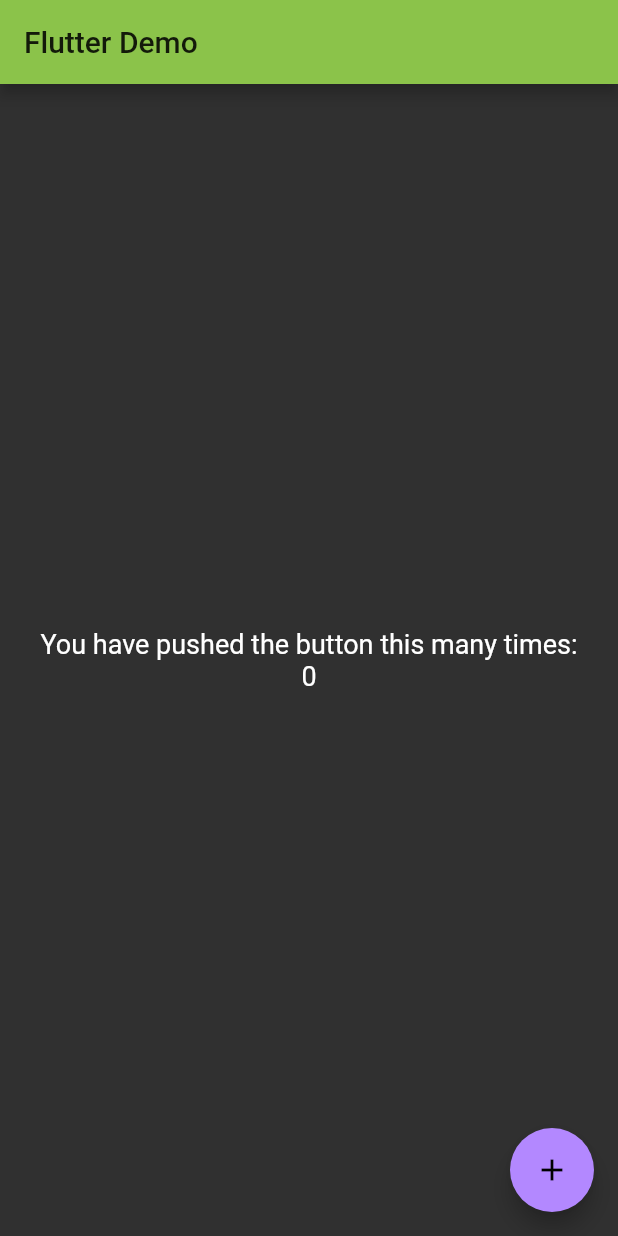
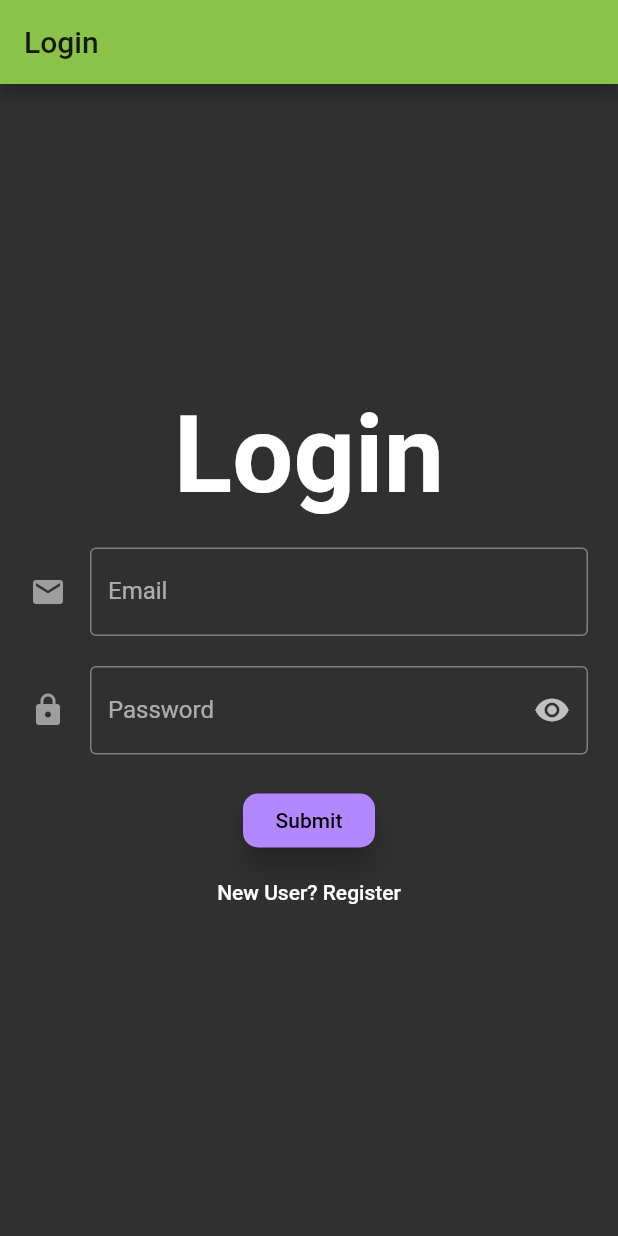
Before and after one commit to Khitab90/flutter_ecommerce, a Flutter app: the screen it shows after launch, on a phone screen of 412 x 824 dp. Run offline on Flutter 3.47's test engine with Material 2 defaults, Android fonts, the phone set to English and light mode, and no system bars.

Commit message:
User Auth - Register & Login Pages

```diff
--- a/lib/main.dart
+++ b/lib/main.dart
@@ -1,4 +1,6 @@
 import 'package:flutter/material.dart';
+import 'package:flutter_ecommerce/pages/login_page.dart';
+import 'package:flutter_ecommerce/pages/register_page.dart';
 
 void main() {
   runApp(MyApp());
@@ -9,7 +11,11 @@ class MyApp extends StatelessWidget {
   @override
   Widget build(BuildContext context) {
     return MaterialApp(
-      title: 'Flutter Demo',
+        title: 'Flutter E-Commerce',
+        routes: {
+          '/login': (BuildContext context) => LoginPage(),
+          '/register': (BuildContext context) => RegisterPage()
+        },
         theme: ThemeData(
           // This is the theme of your application.
           //
@@ -32,91 +38,7 @@ class MyApp extends StatelessWidget {
           // closer together (more dense) than on mobile platforms.
           visualDensity: VisualDensity.adaptivePlatformDensity,
         ),
-      home: MyHomePage(title: 'Flutter Demo'),
-    );
+        //home: MyHomePage(title: 'Flutter Demo'),
+        home: LoginPage());
   }
 }
-
-class MyHomePage extends StatefulWidget {
-  MyHomePage({Key key, this.title}) : super(key: key);
-
-  // This widget is the home page of your application. It is stateful, meaning
-  // that it has a State object (defined below) that contains fields that affect
-  // how it looks.
-
-  // This class is the configuration for the state. It holds the values (in this
-  // case the title) provided by the parent (in this case the App widget) and
-  // used by the build method of the State. Fields in a Widget subclass are
-  // always marked "final".
-
-  final String title;
-
-  @override
-  _MyHomePageState createState() => _MyHomePageState();
-}
-
-class _MyHomePageState extends State<MyHomePage> {
-  int _counter = 0;
-
-  void _incrementCounter() {
-    setState(() {
-      // This call to setState tells the Flutter framework that something has
-      // changed in this State, which causes it to rerun the build method below
-      // so that the display can reflect the updated values. If we changed
-      // _counter without calling setState(), then the build method would not be
-      // called again, and so nothing would appear to happen.
-      _counter++;
-    });
-  }
-
-  @override
-  Widget build(BuildContext context) {
-    // This method is rerun every time setState is called, for instance as done
-    // by the _incrementCounter method above.
-    //
-    // The Flutter framework has been optimized to make rerunning build methods
-    // fast, so that you can just rebuild anything that needs updating rather
-    // than having to individually change instances of widgets.
-    return Scaffold(
-      appBar: AppBar(
-        // Here we take the value from the MyHomePage object that was created by
-        // the App.build method, and use it to set our appbar title.
-        title: Text(widget.title),
-      ),
-      body: Center(
-        // Center is a layout widget. It takes a single child and positions it
-        // in the middle of the parent.
-        child: Column(
-          // Column is also a layout widget. It takes a list of children and
-          // arranges them vertically. By default, it sizes itself to fit its
-          // children horizontally, and tries to be as tall as its parent.
-          //
-          // Invoke "debug painting" (press "p" in the console, choose the
-          // "Toggle Debug Paint" action from the Flutter Inspector in Android
-          // Studio, or the "Toggle Debug Paint" command in Visual Studio Code)
-          // to see the wireframe for each widget.
-          //
-          // Column has various properties to control how it sizes itself and
-          // how it positions its children. Here we use mainAxisAlignment to
-          // center the children vertically; the main axis here is the vertical
-          // axis because Columns are vertical (the cross axis would be
-          // horizontal).
-          mainAxisAlignment: MainAxisAlignment.center,
-          children: <Widget>[
-            Text(
-              'You have pushed the button this many times:',
-            ),
-            Text(
-              '$_counter',
-            ),
-          ],
-        ),
-      ),
-      floatingActionButton: FloatingActionButton(
-        onPressed: _incrementCounter,
-        tooltip: 'Increment',
-        child: Icon(Icons.add),
-      ), // This trailing comma makes auto-formatting nicer for build methods.
-    );
-  }
-}
--- /dev/null
+++ b/lib/pages/login_page.dart
@@ -0,0 +1,107 @@
+import 'package:flutter/material.dart';
+
+class LoginPage extends StatefulWidget {
+  @override
+  LoginPageState createState() => LoginPageState();
+}
+
+class LoginPageState extends State<LoginPage> {
+  final _formKey = GlobalKey<FormState>();
+
+  bool _obscureText = true;
+
+  String _email, _password;
+  Widget _showTitle() {
+    return Text('Login', style: Theme.of(context).textTheme.headline5);
+  }
+
+  Widget _showEmailInput() {
+    return Padding(
+        padding: EdgeInsets.only(top: 20.0),
+        child: TextFormField(
+          onSaved: (val) => _email = val,
+          validator: (val) => !val.contains('@') ? 'Invalid Email' : null,
+          decoration: InputDecoration(
+              border: OutlineInputBorder(),
+              labelText: 'Email',
+              hintText: 'Enter a valid email',
+              icon: Icon(Icons.mail, color: Colors.grey)),
+        ));
+  }
+
+  Widget _showPasswordInput() {
+    return Padding(
+        padding: EdgeInsets.only(top: 20.0),
+        child: TextFormField(
+          onSaved: (val) => _password = val,
+          validator: (val) => val.length < 6 ? 'Password too short' : null,
+          obscureText: _obscureText,
+          decoration: InputDecoration(
+              suffixIcon: GestureDetector(
+                  onTap: () {
+                    setState(() => _obscureText = !_obscureText);
+                  },
+                  child: Icon(
+                      _obscureText ? Icons.visibility : Icons.visibility_off)),
+              border: OutlineInputBorder(),
+              labelText: 'Password',
+              hintText: 'Enter password, min length 6',
+              icon: Icon(Icons.lock, color: Colors.grey)),
+        ));
+  }
+
+  Widget _showFormActions() {
+    return Padding(
+      padding: EdgeInsets.only(top: 20.0),
+      child: Column(
+        children: [
+          RaisedButton(
+              child: Text('Submit',
+                  style: Theme.of(context)
+                      .textTheme
+                      .bodyText1
+                      .copyWith(color: Colors.black)),
+              elevation: 8.0,
+              shape: RoundedRectangleBorder(
+                  borderRadius: BorderRadius.all(Radius.circular(10.0))),
+              color: Theme.of(context).accentColor,
+              onPressed: _submit),
+          FlatButton(
+            child: Text('New User? Register'),
+            onPressed: () =>
+                Navigator.pushReplacementNamed(context, '/register'),
+          )
+        ],
+      ),
+    );
+  }
+
+  void _submit() {
+    final form = _formKey.currentState;
+
+    if (form.validate()) {
+      form.save();
+      print(' Email: $_email, Password: $_password');
+    }
+  }
+
+  @override
+  Widget build(BuildContext context) {
+    return Scaffold(
+        appBar: AppBar(title: Text('Login')),
+        body: Container(
+          padding: EdgeInsets.symmetric(horizontal: 20.0),
+          child: Center(
+            child: SingleChildScrollView(
+                child: Form(
+                    key: _formKey,
+                    child: Column(children: [
+                      _showTitle(),
+                      _showEmailInput(),
+                      _showPasswordInput(),
+                      _showFormActions(),
+                    ]))),
+          ),
+        ));
+  }
+}
```
Also changed, not shown: lib/pages/register_page.dart (added, +121 -0 lines). Lines whose indentation alone changed are shown as unchanged.
